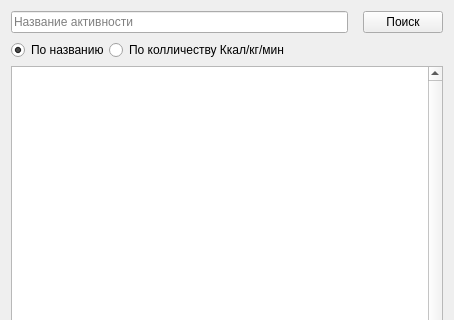
The window that project/forms/Activity_seach.ui (Galoev/nutritionist-helper) describes before a commit, drawn with Qt 5; both pictures show x 0 to 454 and y 0 to 320 of the 454 by 603 pixel window.
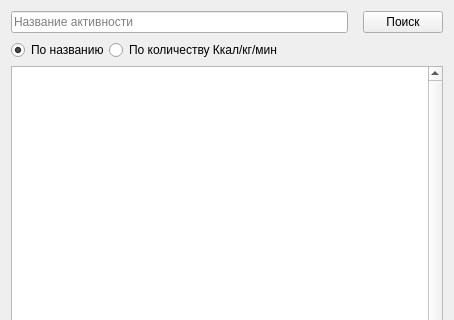
The same window after the commit.

Commit message: Исправлена фомрма информации о Рецепте Отключена возможность редактирования таблицы Столбцы таблицы теперь увеличиваются вместе с основным окном

What changed in the file:
```diff
--- a/project/forms/Activity_seach.ui
+++ b/project/forms/Activity_seach.ui
@@ -122,7 +122,7 @@
      <item>
       <widget class="QRadioButton" name="radioButton_kcalSearch">
        <property name="text">
-        <string>По колличеству Ккал/кг/мин</string>
+        <string>По количеству Ккал/кг/мин</string>
        </property>
       </widget>
      </item>
```
The commit also changes 6 other files.
